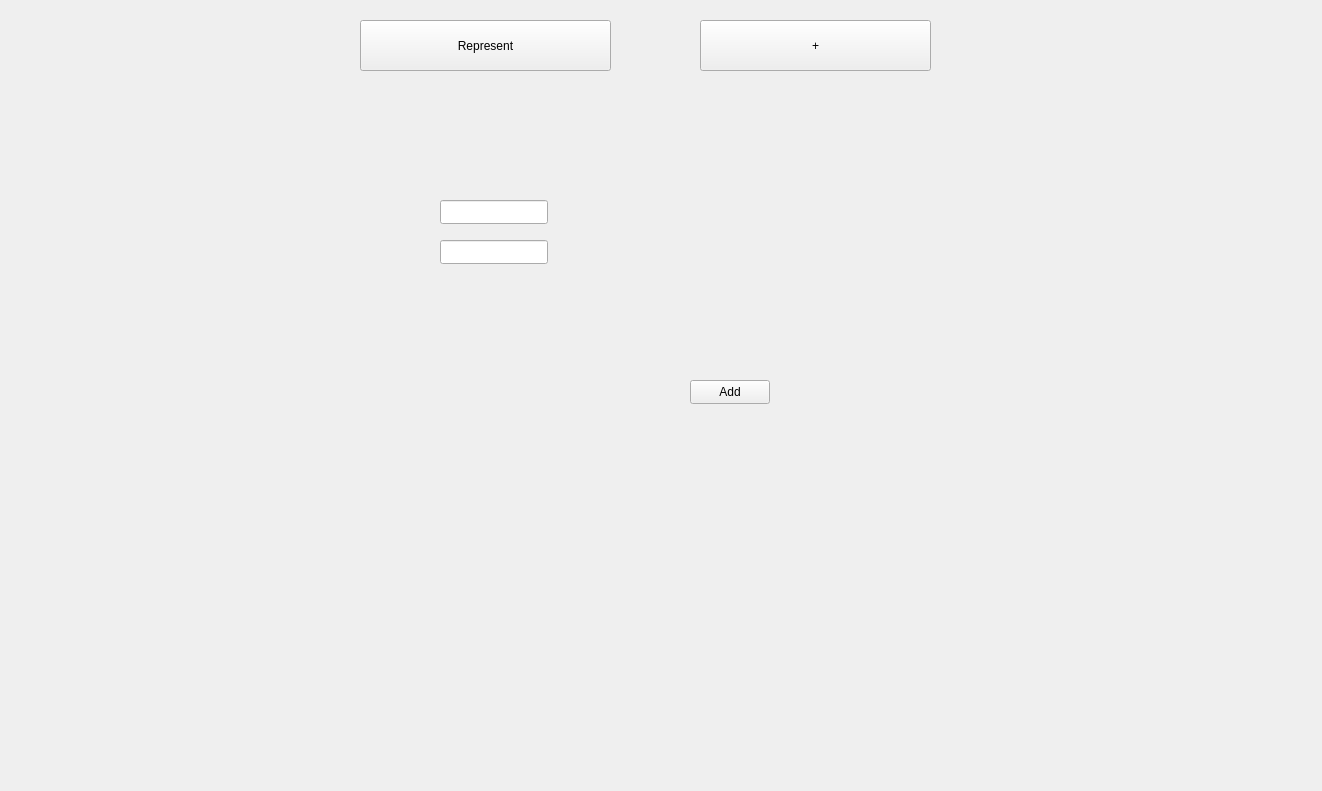
First picture: the form in C++/Projects/Notes/QtGUI/NotesGUI/mainwindow.ui, repository MikitaVitkouski/BSU, before the edit.
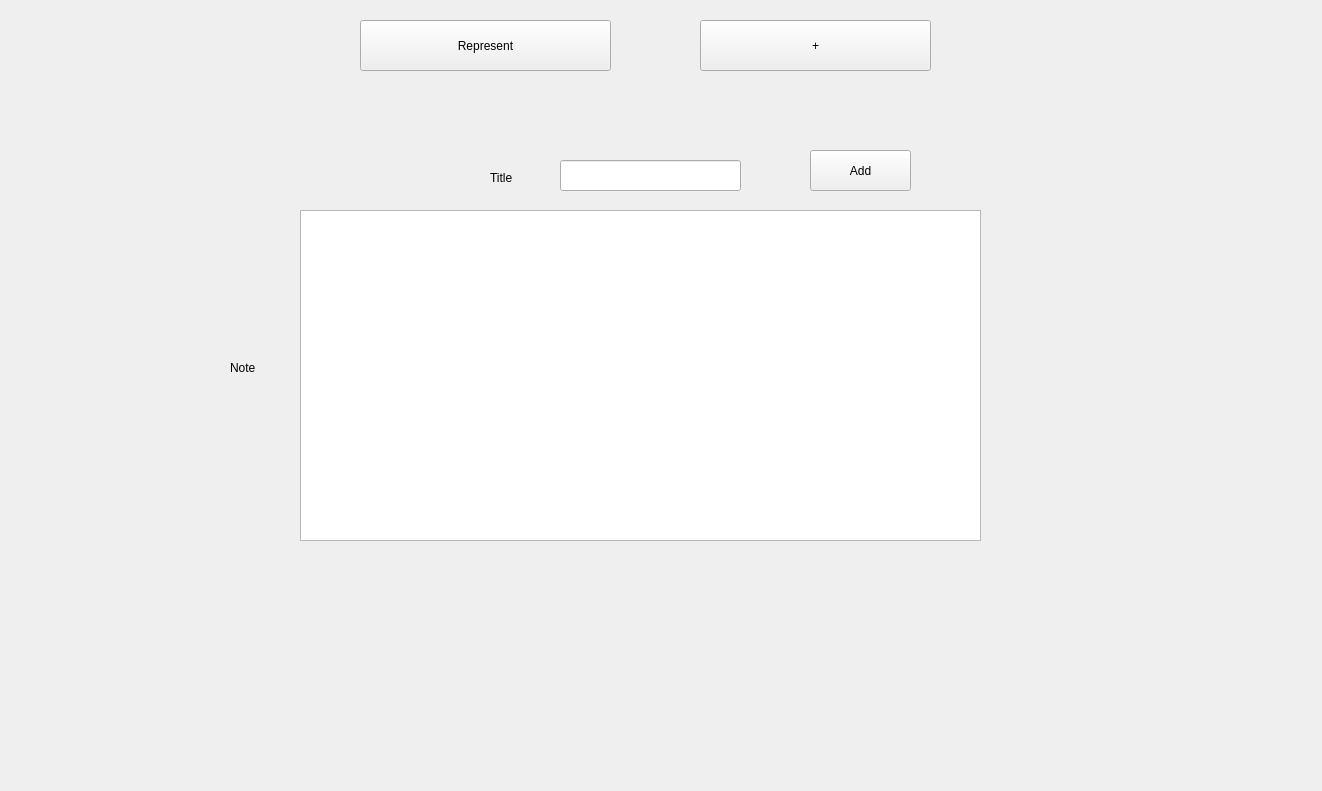
Second picture: the form after the edit. The open tabs and pages were chosen to show the change.

Commit message: Change QPushButton's design in style.css, remove QLineEdit, cuz the main part of note is better be entered in QTextEdit

Diff of the .ui file:
```diff
--- a/C++/Projects/Notes/QtGUI/NotesGUI/mainwindow.ui
+++ b/C++/Projects/Notes/QtGUI/NotesGUI/mainwindow.ui
@@ -28,10 +28,10 @@
      <widget class="QPushButton" name="pushButton">
       <property name="geometry">
        <rect>
-        <x>570</x>
-        <y>300</y>
-        <width>80</width>
-        <height>24</height>
+        <x>690</x>
+        <y>70</y>
+        <width>101</width>
+        <height>41</height>
        </rect>
       </property>
       <property name="text">
@@ -41,20 +41,46 @@
      <widget class="QLineEdit" name="lineEdit">
       <property name="geometry">
        <rect>
-        <x>320</x>
-        <y>120</y>
-        <width>108</width>
-        <height>24</height>
+        <x>440</x>
+        <y>80</y>
+        <width>181</width>
+        <height>31</height>
        </rect>
       </property>
      </widget>
-     <widget class="QLineEdit" name="lineEdit_2">
+     <widget class="QLabel" name="label">
       <property name="geometry">
        <rect>
-        <x>320</x>
-        <y>160</y>
-        <width>108</width>
-        <height>24</height>
+        <x>370</x>
+        <y>90</y>
+        <width>49</width>
+        <height>16</height>
+       </rect>
+      </property>
+      <property name="text">
+       <string>Title</string>
+      </property>
+     </widget>
+     <widget class="QLabel" name="label_2">
+      <property name="geometry">
+       <rect>
+        <x>110</x>
+        <y>280</y>
+        <width>49</width>
+        <height>16</height>
+       </rect>
+      </property>
+      <property name="text">
+       <string>Note</string>
+      </property>
+     </widget>
+     <widget class="QTextEdit" name="textEdit">
+      <property name="geometry">
+       <rect>
+        <x>180</x>
+        <y>130</y>
+        <width>681</width>
+        <height>331</height>
        </rect>
       </property>
      </widget>
```
The commit also changes 1 other file.
